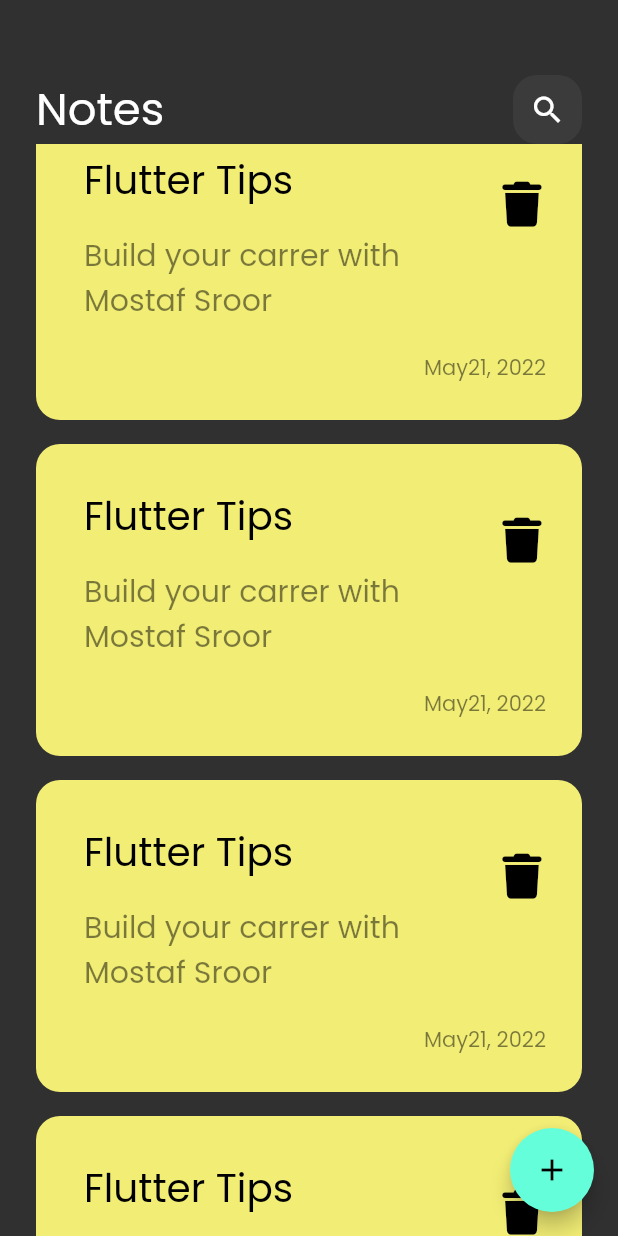
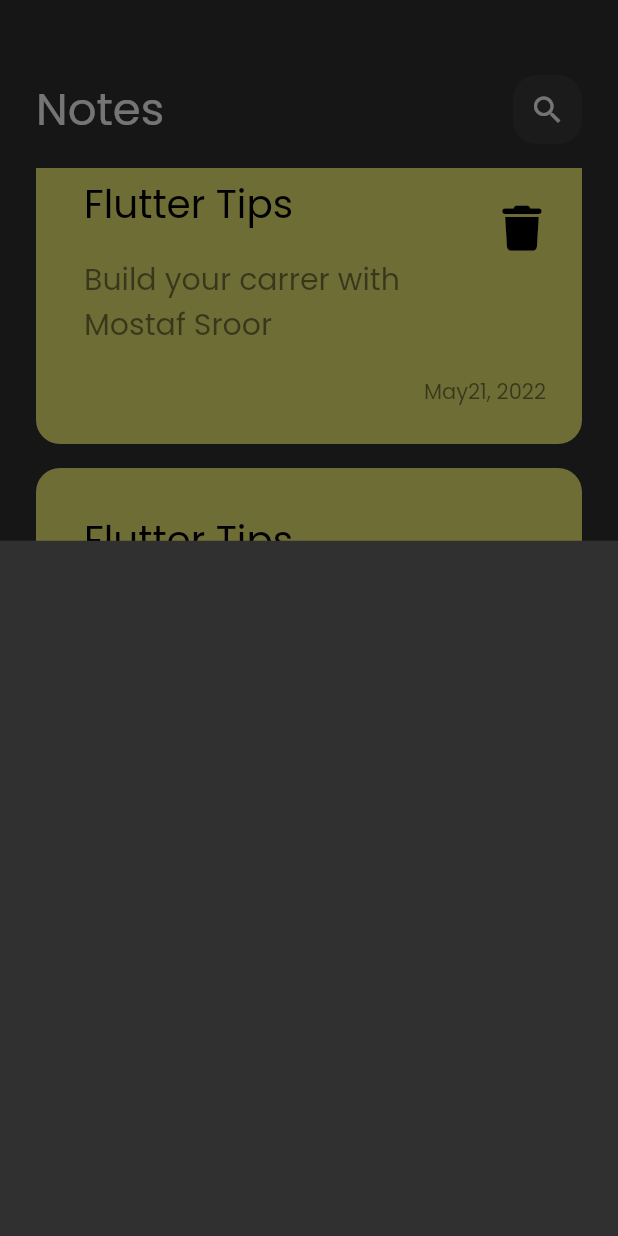
Before and after one commit to sroooooor60/notes_app, a Flutter app: the screen it shows after launch, scrolled down 1152 dp, after a tap on the "add" icon, on a phone screen of 412 x 824 dp. Run offline on Flutter 3.47's test engine with Material 3 defaults, Android fonts, the phone set to English and light mode, and no system bars; our stand-ins replace font_awesome_flutter.

Commit message:
Add Note Buttom Sheet

```diff
--- a/lib/views/notes_view.dart
+++ b/lib/views/notes_view.dart
@@ -1,14 +1,25 @@
+import 'package:flutter/cupertino.dart';
 import 'package:flutter/material.dart';
+import 'package:nots_app/widgets/add_note_buttom_sheet.dart';
 import 'package:nots_app/widgets/notes_view_body.dart';
 
 class NotesView extends StatelessWidget {
   const NotesView({super.key});
 
+  final List<PopupMenuEntry> fofo = const [];
+
   @override
   Widget build(BuildContext context) {
     return Scaffold(
       floatingActionButton: FloatingActionButton(
-        onPressed: () {},
+        onPressed: () {
+          showModalBottomSheet(
+            context: context,
+            builder: (context) {
+              return AddNoteButtomSheet();
+            },
+          );
+        },
         child: Icon(Icons.add),
       ),
       body: const NotesViewBody(),
--- /dev/null
+++ b/lib/widgets/add_note_buttom_sheet.dart
@@ -0,0 +1,12 @@
+import 'package:flutter/material.dart';
+
+class AddNoteButtomSheet extends StatelessWidget {
+  const AddNoteButtomSheet({super.key});
+
+  @override
+  Widget build(BuildContext context) {
+    return Center(
+      child: Container(),
+    );
+  }
+}
--- a/lib/widgets/notes_list_view.dart
+++ b/lib/widgets/notes_list_view.dart
@@ -6,13 +6,17 @@
 
   @override
   Widget build(BuildContext context) {
-    return ListView.builder(
+    return Padding(
+      padding: const EdgeInsets.symmetric(vertical: 16),
+      child: ListView.builder(
+        padding: EdgeInsets.zero,
         itemBuilder: (context, index) {
           return Padding(
             padding: const EdgeInsets.symmetric(vertical: 8),
             child: NotesItem(),
           );
         },
+      ),
     );
   }
 }
```
Lines whose indentation alone changed are shown as unchanged.
